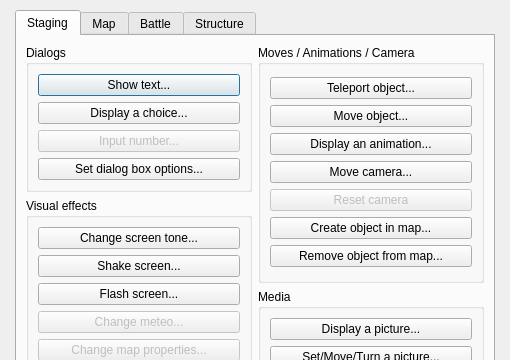
First picture: the form in Editor/Dialogs/dialogcommands.ui, repository RPG-Paper-Maker/RPG-Paper-Maker, before the edit; both pictures show x 0 to 510 and y 0 to 360 of the 510 by 600 pixel window.
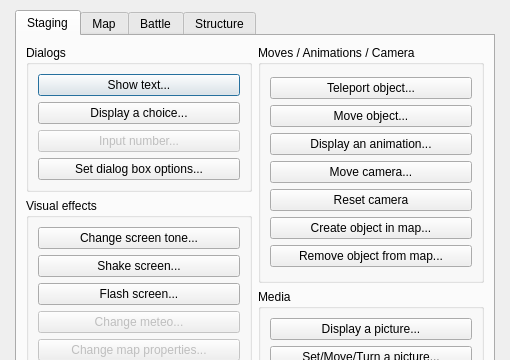
Second picture: the form after the edit.

Diff of the .ui file:
```diff
--- a/Editor/Dialogs/dialogcommands.ui
+++ b/Editor/Dialogs/dialogcommands.ui
@@ -136,7 +136,7 @@
               <item>
                <widget class="QPushButton" name="pushButtonResetCamera">
                 <property name="enabled">
-                 <bool>false</bool>
+                 <bool>true</bool>
                 </property>
                 <property name="text">
                  <string>Reset camera</string>
```
